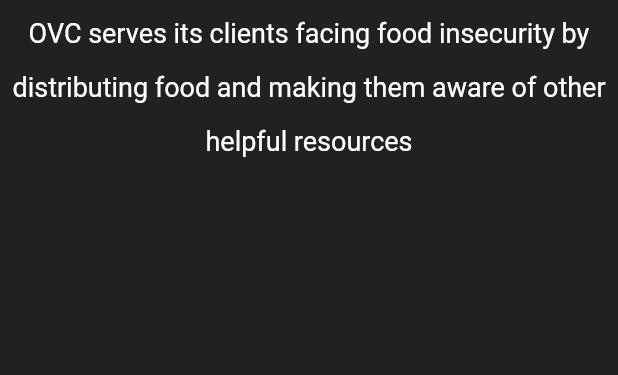
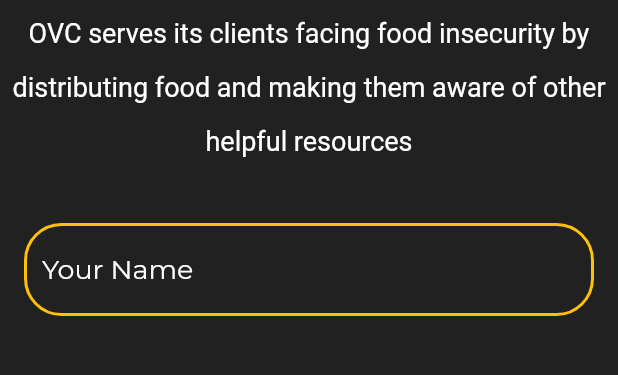
Before and after one commit to Onyxx-Village-Connection/app, a Flutter app: the screen it shows after launch, on a phone screen of 412 x 824 dp, the part 248-623 px from its top. Run offline on Flutter 3.47's test engine with Material 2 defaults, Android fonts, the phone set to English and light mode, and no system bars.

Commit message:
add name box for client signup form

```diff
--- a/lib/client_signup.dart
+++ b/lib/client_signup.dart
@@ -12,27 +12,37 @@ class ClientSignup extends StatefulWidget{
 
 class _ClientSignupState extends State<ClientSignup>{
 
-  Widget _buildClientSignupWidgets(BuildContext context){
+  TextStyle hintTextStyle = TextStyle(fontFamily: 'Montserrat', fontSize: 18.0, color: Colors.white);
 
-    final inputBox = TextFormField(
-      decoration: InputDecoration(
-        focusedBorder: OutlineInputBorder(
+  OutlineInputBorder focusedField = OutlineInputBorder(
       borderRadius: BorderRadius.circular(25.0),
       borderSide: BorderSide(
         color: Colors.amberAccent,
       ),
-        ),
-        enabledBorder: OutlineInputBorder(
+  );
+
+  OutlineInputBorder enabledField = OutlineInputBorder(
       borderRadius: BorderRadius.circular(25.0),
       borderSide: BorderSide(
         color: Colors.amber,
         width: 2.0,
       ),
+  );
+
+  Widget _buildClientSignupWidgets(BuildContext context){
+
+    final nameBox = TextFormField(
+      decoration: InputDecoration(
+        focusedBorder: focusedField,
+        enabledBorder: enabledField,
+        hintText: 'Your Name',
+        hintStyle: hintTextStyle,
       ),
-        hintStyle: TextStyle(
-          color: Colors.white,
-        ),
-      ),
+      validator: (String? value){
+        if (value == null || value.isEmpty){
+          return 'Please enter your name';
+        }
+      },
     );
 
     return ListView(
@@ -58,7 +68,13 @@ class _ClientSignupState extends State<ClientSignup>{
         ),
         Form(
             child: Column(
-
+              children: <Widget>[
+                SizedBox(height: 25.0,),
+                Padding(
+                    padding: EdgeInsets.all(16.0),
+                    child: nameBox,
+                ),
+              ],
             ),
         ),
       ],
```
Lines whose indentation alone changed are shown as unchanged.
